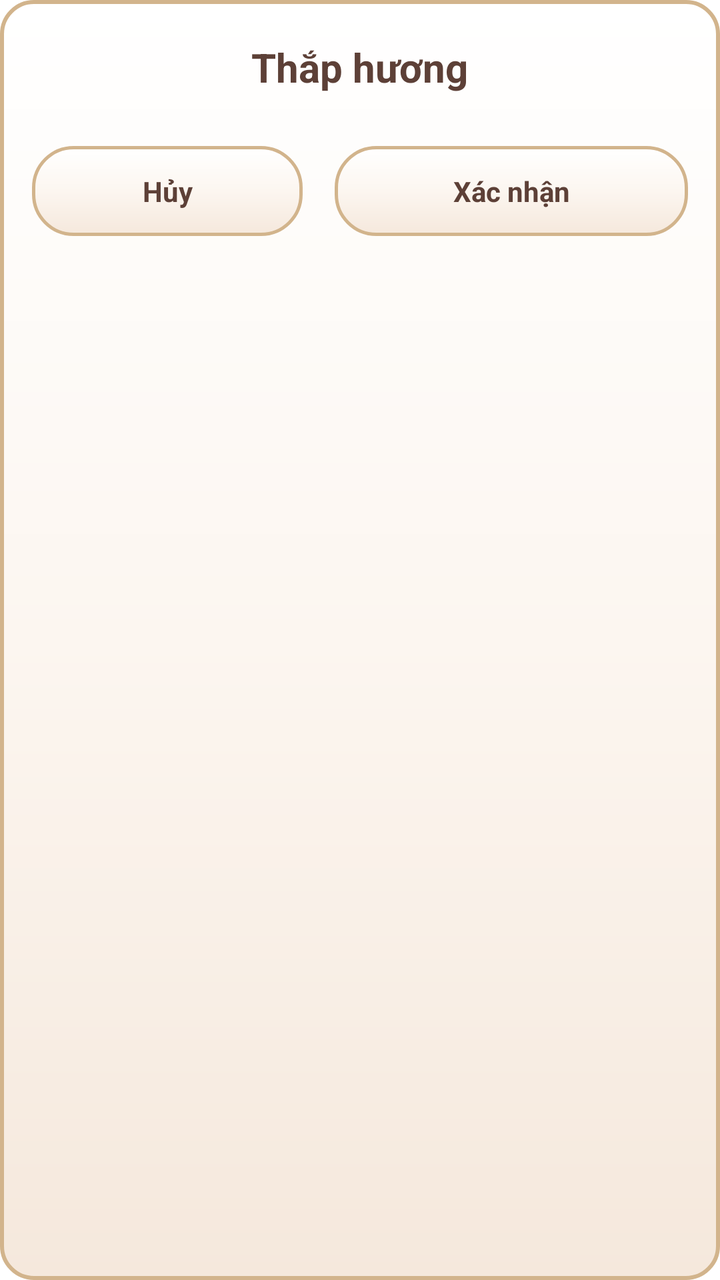
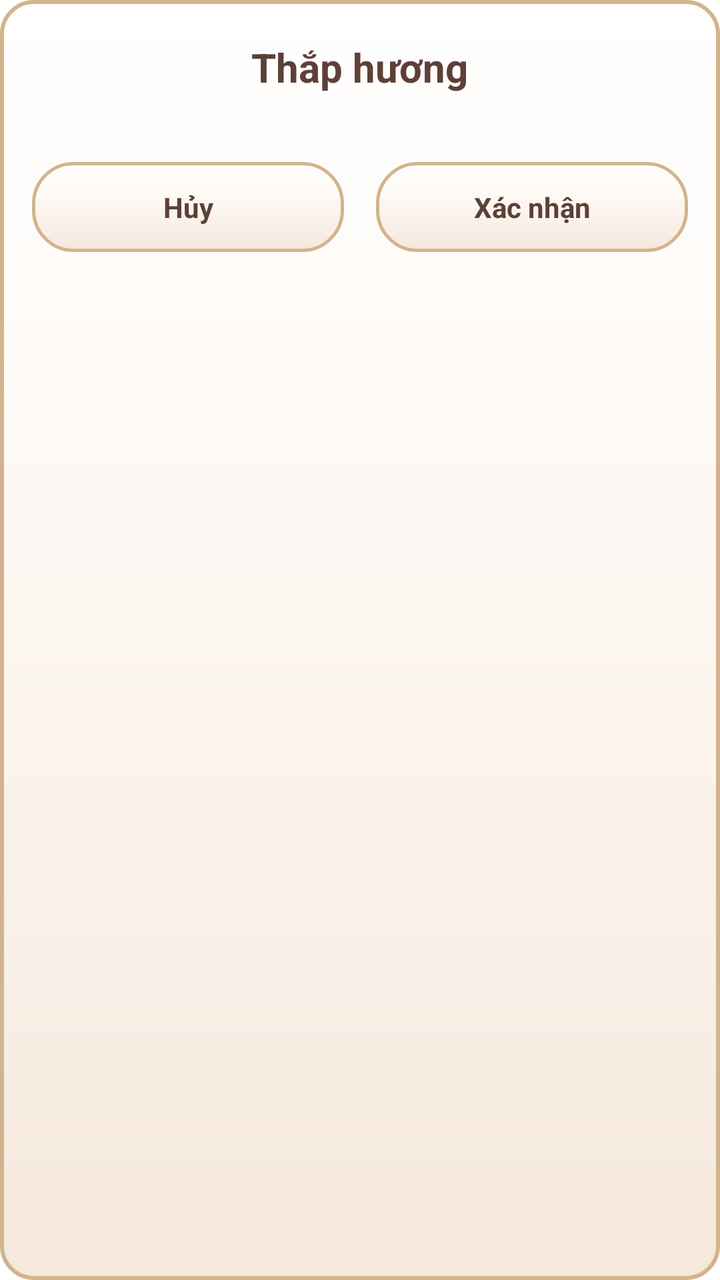

An Android layout rendered at two revisions. The XML below is the earlier revision; the diff shows what the commit changed to produce the second picture.
<!-- AndroidManifest.xml: application theme Theme.ThapHuongGiaTien -->
<!-- res/layout/dialog_select_incense.xml -->
<?xml version="1.0" encoding="utf-8"?>
<LinearLayout xmlns:android="http://schemas.android.com/apk/res/android"
    xmlns:app="http://schemas.android.com/apk/res-auto"
    xmlns:tools="http://schemas.android.com/tools"
    android:layout_width="match_parent"
    android:layout_height="wrap_content"
    android:background="@drawable/bg_dialog_traditional"
    android:gravity="center_horizontal"
    android:orientation="vertical"
    android:paddingStart="16dp"
    android:paddingTop="20dp"
    android:paddingEnd="16dp"
    android:paddingBottom="20dp">

    <TextView
        android:layout_width="wrap_content"
        android:layout_height="wrap_content"
        android:text="Thắp hương"
        android:textColor="#5D4037"
        android:textSize="20sp"
        android:textStyle="bold" />

    
    <HorizontalScrollView
        android:id="@+id/scrollIncense"
        android:layout_width="match_parent"
        android:layout_height="wrap_content"
        android:clipToPadding="false"
        android:overScrollMode="never"
        android:paddingStart="4dp"
        android:paddingTop="4dp"
        android:paddingEnd="4dp"
        android:paddingBottom="4dp"
        android:scrollbars="none">

        <LinearLayout
            android:id="@+id/layoutIncenseContainer"
            android:layout_width="wrap_content"
            android:layout_height="wrap_content"
            android:gravity="center_vertical"
            android:orientation="horizontal" />
    </HorizontalScrollView>

    
    <LinearLayout
        android:layout_width="match_parent"
        android:layout_height="wrap_content"
        android:layout_marginTop="18dp"
        android:gravity="center"
        android:orientation="horizontal">

        <TextView
            android:id="@+id/btnCancel"
            android:layout_width="0dp"
            android:layout_height="45dp"
            android:layout_marginEnd="8dp"
            android:layout_weight="1"
            android:background="@drawable/bg_action_button"
            android:clickable="true"
            android:focusable="true"
            android:gravity="center"
            android:text="Hủy"
            android:textColor="#5D4037"
            android:textStyle="bold" />

        <TextView
            android:id="@+id/btnOk"
            android:layout_width="0dp"
            android:layout_height="45dp"
            android:layout_marginStart="8dp"
            android:layout_weight="1.3"
            android:background="@drawable/bg_action_button"
            android:clickable="true"
            android:focusable="true"
            android:gravity="center"
            android:text="Xác nhận"
            android:textColor="#5D4037"
            android:textStyle="bold" />
    </LinearLayout>
</LinearLayout>
<!-- resources referenced by this layout -->
<resources>
  <!-- drawable bg_action_button (drawable) -->
  <?xml version="1.0" encoding="utf-8"?>
  <ripple xmlns:android="http://schemas.android.com/apk/res/android"
      android:color="#208B4513">
      <item>
          <shape android:shape="rectangle">
              <gradient
                  android:startColor="#FFFFFF"
                  android:centerColor="#FCF6F0"
                  android:endColor="#F5E8DC"
                  android:angle="270" />
              <corners android:radius="20dp" />
              <stroke
                  android:width="1.5dp"
                  android:color="#D2B48C" />
          </shape>
      </item>
  </ripple>
  <!-- drawable bg_dialog_traditional (drawable) -->
  <?xml version="1.0" encoding="utf-8"?>
  <shape xmlns:android="http://schemas.android.com/apk/res/android"
      android:shape="rectangle">
      <gradient
          android:startColor="#FFFFFF"
          android:centerColor="#FCF6F0"
          android:endColor="#F5E8DC"
          android:angle="270" />
      <corners android:radius="16dp" />
      <stroke
          android:width="2dp"
          android:color="#D2B48C" />
  </shape>
  <style name="Theme.ThapHuongGiaTien" parent="Theme.MaterialComponents.DayNight.NoActionBar">
          
          <item name="colorPrimary">@color/purple_500</item>
          <item name="colorPrimaryVariant">@color/purple_700</item>
          <item name="colorOnPrimary">@color/white</item>
          
          <item name="colorSecondary">@color/teal_200</item>
          <item name="colorSecondaryVariant">@color/teal_700</item>
          <item name="colorOnSecondary">@color/black</item>
          
          <item name="android:statusBarColor">@color/white</item>
          <item name="android:windowLightStatusBar">true</item>
          
      </style>
  <color name="purple_500">#FF6200EE</color>
  <color name="purple_700">#FF3700B3</color>
  <color name="white">#FFFFFFFF</color>
  <color name="teal_200">#FF03DAC5</color>
  <color name="teal_700">#FF018786</color>
  <color name="black">#FF000000</color>
</resources>

<!-- the commit's change to res/layout/dialog_select_incense.xml (unified diff, before → after) -->
@@ -29,6 +29,7 @@
         android:overScrollMode="never"
         android:paddingStart="4dp"
         android:paddingTop="4dp"
+        android:layout_marginTop="8dp"
         android:paddingEnd="4dp"
         android:paddingBottom="4dp"
         android:scrollbars="none">
@@ -68,7 +69,7 @@
             android:layout_width="0dp"
             android:layout_height="45dp"
             android:layout_marginStart="8dp"
-            android:layout_weight="1.3"
+            android:layout_weight="1"
             android:background="@drawable/bg_action_button"
             android:clickable="true"
             android:focusable="true"
